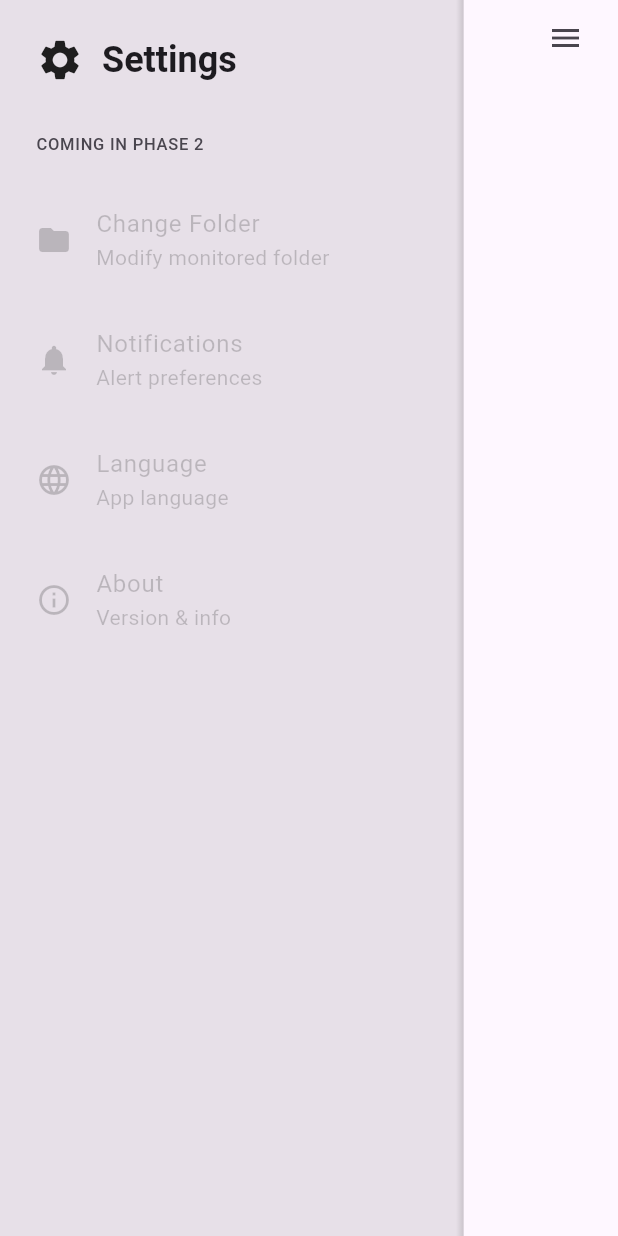
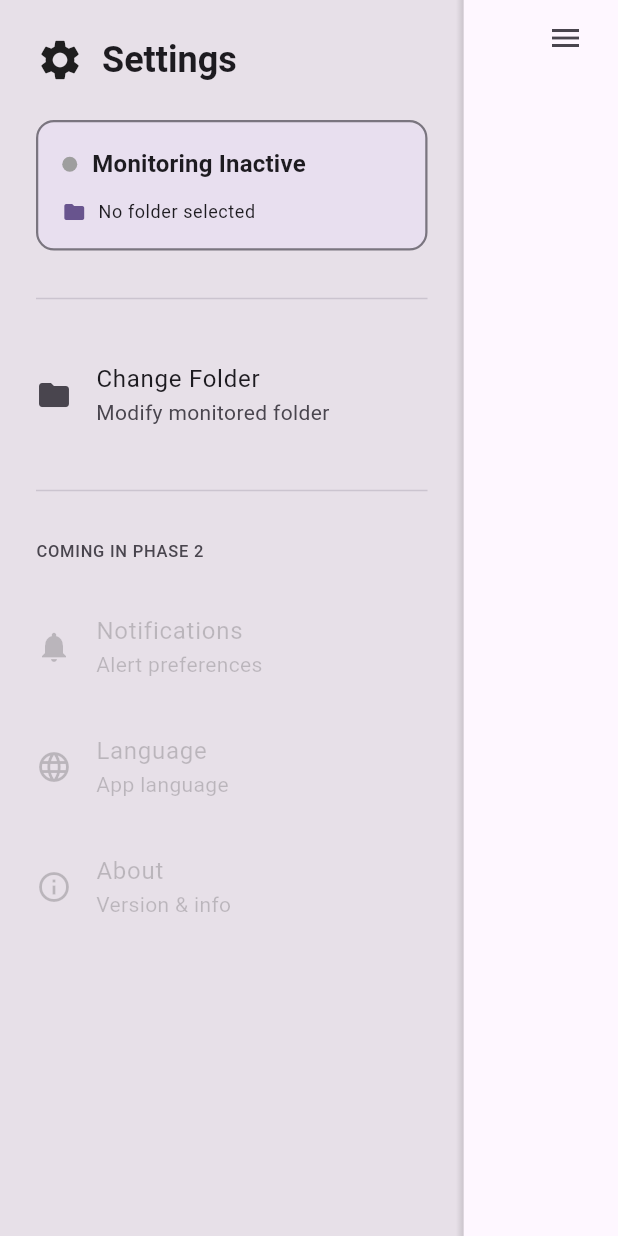
Before and after one commit to akash1997/orbi, a Flutter app: the HomeScreen screen opened by its route, after a tap on the "menu" icon, on a phone screen of 412 x 824 dp. Run offline on Flutter 3.47's test engine with Material 3 defaults, Android fonts, the phone set to English and light mode, and no system bars; our stand-ins replace dio, file_picker, flutter_riverpod, fluttertoast, permission_handler, shared_preferences and 1 more; accounts and stored records are empty.

Commit message:
adding folder change option

```diff
--- a/frontend/lib/widgets/drawer_3d.dart
+++ b/frontend/lib/widgets/drawer_3d.dart
@@ -3,10 +3,16 @@ import 'package:flutter/material.dart';
 
 class Drawer3D extends StatefulWidget {
   final Widget child;
+  final bool isMonitoring;
+  final String monitoredFolderPath;
+  final VoidCallback? onChangeFolderTap;
 
   const Drawer3D({
     super.key,
     required this.child,
+    required this.isMonitoring,
+    required this.monitoredFolderPath,
+    this.onChangeFolderTap,
   });
 
   @override
@@ -219,7 +225,28 @@ class Drawer3DState extends State<Drawer3D>
                                 ),
                               ],
                             ),
-                            const SizedBox(height: 32),
+                            const SizedBox(height: 24),
+
+                            // Monitoring Status Card
+                            _buildStatusCard(context),
+                            const SizedBox(height: 24),
+
+                            const Divider(),
+                            const SizedBox(height: 16),
+
+                            // Change Folder Option
+                            _buildSettingTile(
+                              context,
+                              icon: Icons.folder,
+                              title: 'Change Folder',
+                              subtitle: 'Modify monitored folder',
+                              enabled: true,
+                              onTap: widget.onChangeFolderTap,
+                            ),
+
+                            const SizedBox(height: 16),
+                            const Divider(),
+                            const SizedBox(height: 24),
 
                             // Phase 2 Settings
                             Text(
@@ -235,13 +262,6 @@ class Drawer3DState extends State<Drawer3D>
                             ),
                             const SizedBox(height: 16),
 
-                            _buildSettingTile(
-                              context,
-                              icon: Icons.folder,
-                              title: 'Change Folder',
-                              subtitle: 'Modify monitored folder',
-                              enabled: false,
-                            ),
                             _buildSettingTile(
                               context,
                               icon: Icons.notifications,
@@ -282,6 +302,7 @@ class Drawer3DState extends State<Drawer3D>
     String? subtitle,
     Widget? trailing,
     bool enabled = true,
+    VoidCallback? onTap,
   }) {
     return Opacity(
       opacity: enabled ? 1.0 : 0.5,
@@ -292,7 +313,69 @@ class Drawer3DState extends State<Drawer3D>
         trailing: trailing,
         contentPadding: const EdgeInsets.symmetric(vertical: 4),
         enabled: enabled,
-        onTap: enabled && trailing == null ? () {} : null,
+        onTap: enabled ? onTap : null,
+      ),
+    );
+  }
+
+  Widget _buildStatusCard(BuildContext context) {
+    return Container(
+      padding: const EdgeInsets.all(16.0),
+      decoration: BoxDecoration(
+        color: Theme.of(context).colorScheme.primaryContainer.withOpacity(0.3),
+        borderRadius: BorderRadius.circular(12),
+        border: Border.all(
+          color: widget.isMonitoring
+              ? Theme.of(context).colorScheme.primary
+              : Theme.of(context).colorScheme.outline,
+          width: 1.5,
+        ),
+      ),
+      child: Column(
+        crossAxisAlignment: CrossAxisAlignment.start,
+        mainAxisSize: MainAxisSize.min,
+        children: [
+          Row(
+            children: [
+              Container(
+                width: 10,
+                height: 10,
+                decoration: BoxDecoration(
+                  shape: BoxShape.circle,
+                  color: widget.isMonitoring ? Colors.green : Colors.grey,
+                ),
+              ),
+              const SizedBox(width: 10),
+              Expanded(
+                child: Text(
+                  widget.isMonitoring ? 'Monitoring Active' : 'Monitoring Inactive',
+                  style: Theme.of(context).textTheme.titleMedium?.copyWith(
+                        fontWeight: FontWeight.bold,
+                      ),
+                ),
+              ),
+            ],
+          ),
+          const SizedBox(height: 12),
+          Row(
+            children: [
+              Icon(
+                Icons.folder,
+                size: 16,
+                color: Theme.of(context).colorScheme.primary,
+              ),
+              const SizedBox(width: 8),
+              Expanded(
+                child: Text(
+                  widget.monitoredFolderPath,
+                  style: Theme.of(context).textTheme.bodySmall,
+                  overflow: TextOverflow.ellipsis,
+                  maxLines: 2,
+                ),
+              ),
+            ],
+          ),
+        ],
       ),
     );
   }
@@ -357,7 +440,7 @@ class Drawer3DState extends State<Drawer3D>
               ),
             );
           },
-          child: this.widget.child,
+          child: widget.child,
         ),
       );
 }
--- a/frontend/pubspec.yaml
+++ b/frontend/pubspec.yaml
@@ -52,6 +52,7 @@ dependencies:
   # UI
   cupertino_icons: ^1.0.8
   intl: ^0.20.2
+  fluttertoast: ^8.2.8
 
 dev_dependencies:
   flutter_test:
```
Also changed, not shown: frontend/lib/screens/home/home_screen.dart (+56 -95 lines), frontend/pubspec.lock.
